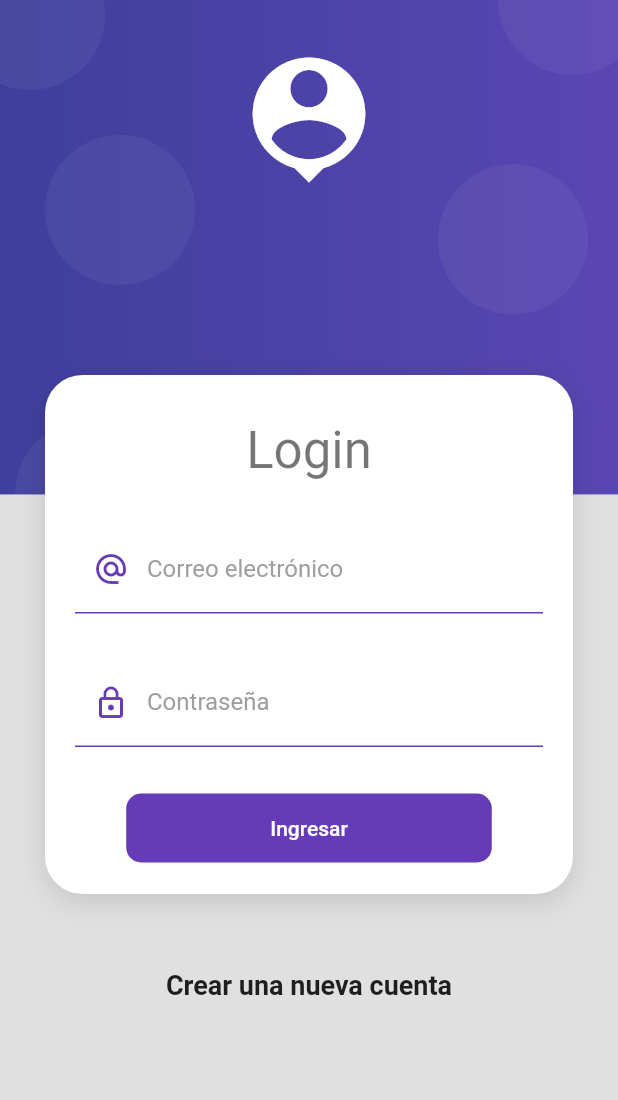
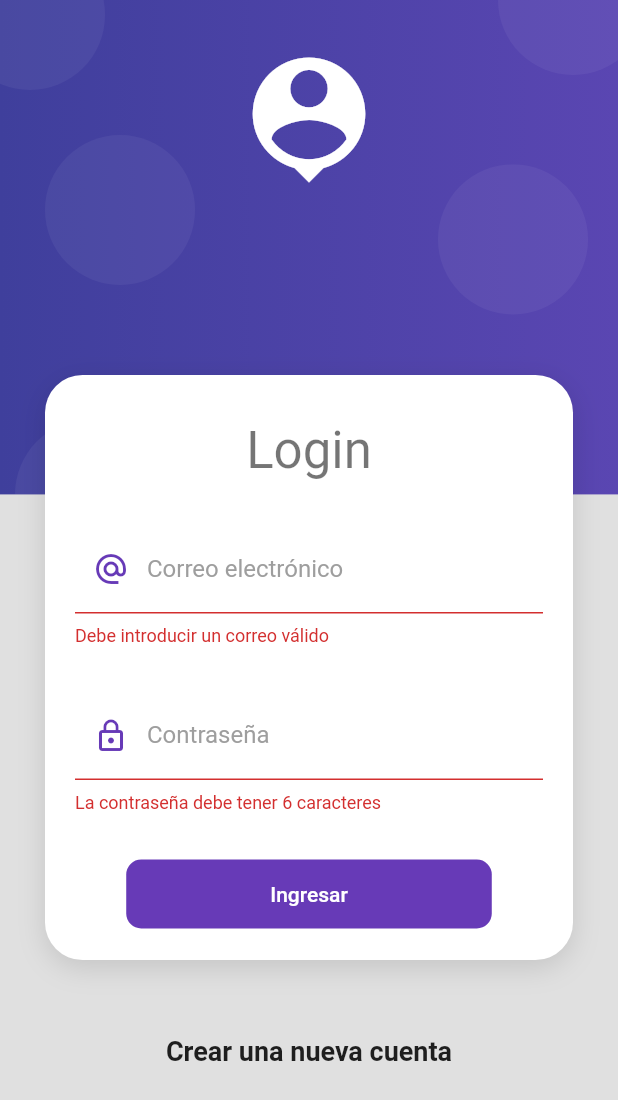
Before and after one commit to nachom96/productos_app, a Flutter app: the screen it shows after launch, after a tap on "Ingresar", on a phone screen of 412 x 824 dp. Shown: the top 1100 px of the screen. Run offline on Flutter 3.47's test engine with Material 2 defaults, Android fonts, the phone set to English and light mode, and no system bars.

Commit message:
Formulario terminado

```diff
--- /dev/null
+++ b/lib/providers/login_form_provider.dart
@@ -0,0 +1,15 @@
+import 'package:flutter/material.dart';
+
+class LoginFormProvider extends ChangeNotifier{
+
+  GlobalKey <FormState> formKey = GlobalKey<FormState>();
+
+  String email = '';
+  String password = '';
+
+  bool isValidForm(){
+    return formKey.currentState?.validate() ?? false;
+  }
+
+
+}
--- a/lib/screens/login_screen.dart
+++ b/lib/screens/login_screen.dart
@@ -1,4 +1,7 @@
 import 'package:flutter/material.dart';
+import 'package:productos_app/providers/login_form_provider.dart';
+import 'package:provider/provider.dart';
+
 import 'package:productos_app/ui/input_decorations.dart';
 import 'package:productos_app/widgets/widgets.dart';
 
@@ -20,13 +23,16 @@ class LoginScreen extends StatelessWidget {
                     const SizedBox(height: 10,),
                     Text('Login', style: Theme.of(context).textTheme.headline4,),
                     const SizedBox(height: 30,),
-                    _LoginForm()
+                    ChangeNotifierProvider(
+                      create: ( _ )=> LoginFormProvider(),
+                      child: _LoginForm(),
+                      ),
                   ],
                 ),
               ),
-              SizedBox(height: 50,),
-              Text('Crear una nueva cuenta', style: TextStyle(fontSize: 18, fontWeight: FontWeight.bold ),),
-              SizedBox(height: 50,)
+              const SizedBox(height: 50,),
+              const Text('Crear una nueva cuenta', style: TextStyle(fontSize: 18, fontWeight: FontWeight.bold ),),
+              const SizedBox(height: 50,)
             ],
           ),
         )
@@ -40,9 +46,13 @@ class _LoginForm extends StatelessWidget {
 
   @override
   Widget build(BuildContext context) {
+
+    final loginForm = Provider.of<LoginFormProvider>(context);
+
     return Container(
       child: Form(
-        // TODO: Mantener la referencia al KEY
+        key: loginForm.formKey,
+        autovalidateMode: AutovalidateMode.onUserInteraction,
         child: Column(
           children: [
             TextFormField(
@@ -53,8 +63,16 @@ class _LoginForm extends StatelessWidget {
                 labelText: 'Correo electrónico',
                 prefixIcon: Icons.alternate_email_sharp
               ),
+              onChanged: ( value ) => loginForm.email = value,
+              validator: ( value ) {
+                String pattern = r'^(([^<>()[\]\\.,;:\s@\"]+(\.[^<>()[\]\\.,;:\s@\"]+)*)|(\".+\"))@((\[[0-9]{1,3}\.[0-9]{1,3}\.[0-9]{1,3}\.[0-9]{1,3}\])|(([a-zA-Z\-0-9]+\.)+[a-zA-Z]{2,}))$';
+                RegExp regExp  = new RegExp(pattern);
+                return regExp.hasMatch(value ?? '')
+                  ? null
+                  : 'Debe introducir un correo válido';
+              },
             ),
-            SizedBox(height: 30,),
+            const SizedBox(height: 30,),
             TextFormField(
               autocorrect: false,
               obscureText: true,
@@ -64,8 +82,14 @@ class _LoginForm extends StatelessWidget {
                 labelText: 'Contraseña',
                 prefixIcon: Icons.lock_outline,
               ),
+              onChanged: ( value ) => loginForm.password = value,
+              validator: ( value ) {
+                return ( value != null && value.length >= 6 )
+                ? null
+                : 'La contraseña debe tener 6 caracteres';
+              },
             ),
-            SizedBox(height: 30,),
+            const SizedBox(height: 30,),
             MaterialButton(
               shape: RoundedRectangleBorder(borderRadius: BorderRadius.circular(10)),
               disabledColor: Colors.grey,
@@ -73,12 +97,15 @@ class _LoginForm extends StatelessWidget {
               color: Colors.deepPurple,
               child: Container(
                 padding: EdgeInsets.symmetric(horizontal: 80, vertical: 15),
-                child: Text(
+                child: const Text(
                   'Ingresar',
                   style: TextStyle( color: Colors.white ),
                 ),
               ),
               onPressed: (){
+                if ( !loginForm.isValidForm() ) return;
+
+                Navigator.pushReplacementNamed(context, 'home');
             })
           ],
         ),
```
Also changed, not shown: pubspec.yaml (+4 -12 lines).
